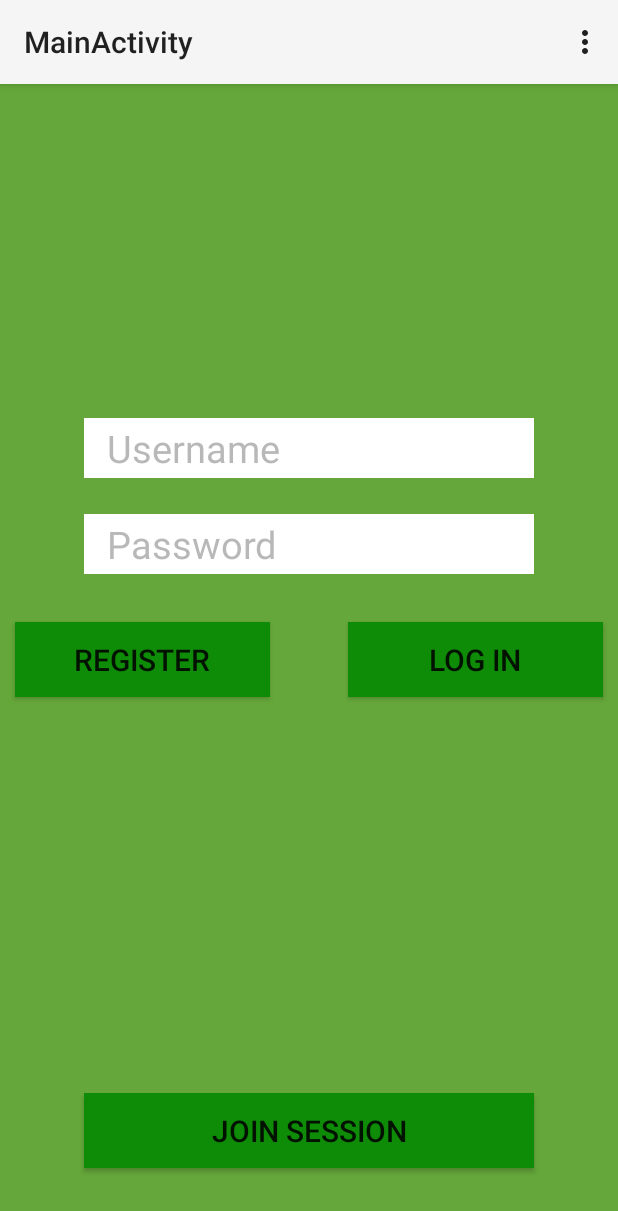
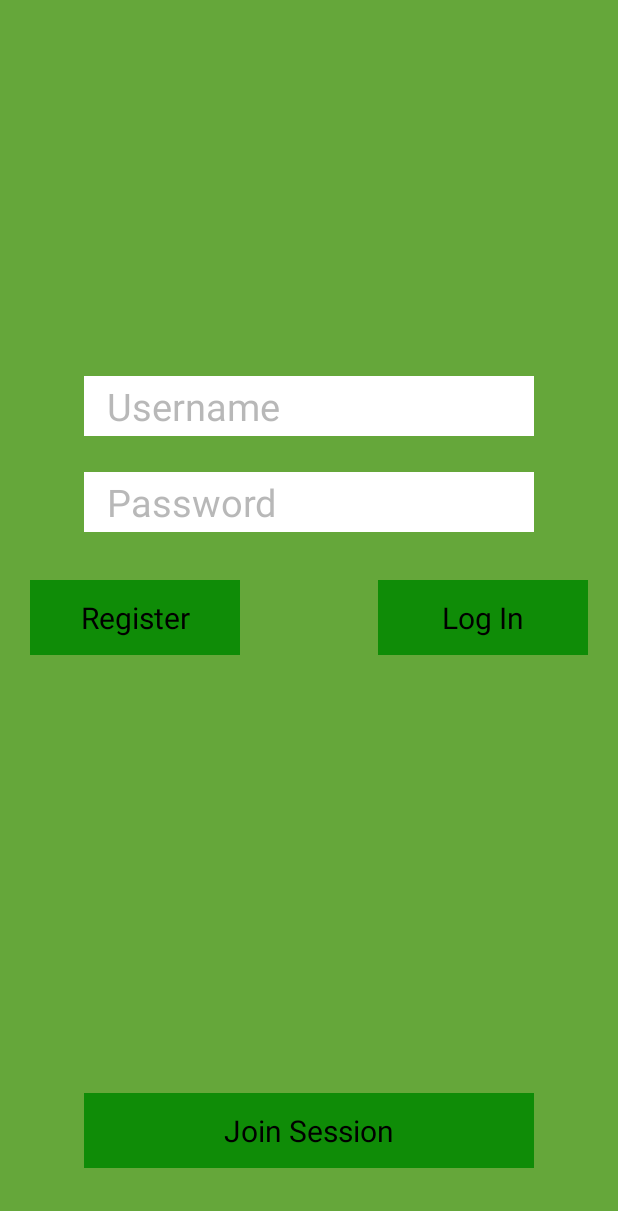
Before and after one commit to LHagendoorn/wePresent, an Android app: the screen it shows after launch (MainActivity), on a phone screen of 412 x 824 dp. Shown: the top 1211 px of the screen. Run offline under Robolectric (Android 15) with nearby library versions, the phone set to English and light mode, and no system bars.

Commit message:
volgensmij zijn er dingen veranderd

```diff
--- a/Project/app/src/main/AndroidManifest.xml
+++ b/Project/app/src/main/AndroidManifest.xml
@@ -6,7 +6,7 @@
         android:allowBackup="true"
         android:icon="@mipmap/ic_launcher"
         android:label="@string/app_name"
-        android:theme="@style/MyCustomTheme" >
+        android:theme="@android:style/Theme.NoTitleBar">
         <activity
             android:name=".MainActivity"
             android:label="@string/title_activity_main" >
--- a/Project/app/src/main/java/wepresent/wepresent/MainActivity.java
+++ b/Project/app/src/main/java/wepresent/wepresent/MainActivity.java
@@ -1,12 +1,13 @@
 package wepresent.wepresent;
 
+import android.app.Activity;
 import android.support.v7.app.ActionBarActivity;
 import android.os.Bundle;
 import android.view.Menu;
 import android.view.MenuItem;
 
 
-public class MainActivity extends ActionBarActivity {
+public class MainActivity extends Activity {
 
     @Override
     protected void onCreate(Bundle savedInstanceState) {
--- a/Project/app/src/main/res/layout/activity_main.xml
+++ b/Project/app/src/main/res/layout/activity_main.xml
@@ -16,13 +16,16 @@
         android:text="@string/registerText"
         android:id="@+id/register"
         android:onClick="plaotjeTover"
-        android:width="170dp"
+        android:width="140dp"
         android:layout_alignParentLeft="true"
         android:background="#ff0f8c07"
         android:layout_centerInParent="true"
-        android:layout_marginLeft="10dp"
+        android:layout_marginLeft="20dp"
         android:textSize="20dp"
-        android:height="50dp" />
+        android:height="50dp"
+        android:layout_alignParentEnd="false"
+        android:layout_alignWithParentIfMissing="false"
+        android:layout_marginRight="100dp" />
 
     <Button
         android:layout_width="wrap_content"
@@ -30,13 +33,14 @@
         android:text="@string/loginText"
         android:id="@+id/login"
         android:onClick="plaotjeTover"
-        android:width="170dp"
+        android:width="140dp"
         android:height="50dp"
         android:background="#ff0f8c07"
         android:layout_centerVertical="true"
         android:layout_alignParentRight="true"
-        android:layout_marginRight="10dp"
-        android:textSize="20dp" />
+        android:layout_marginRight="20dp"
+        android:textSize="20dp"
+        android:layout_marginLeft="100dp" />
 
     <Button
         android:layout_width="wrap_content"
```
